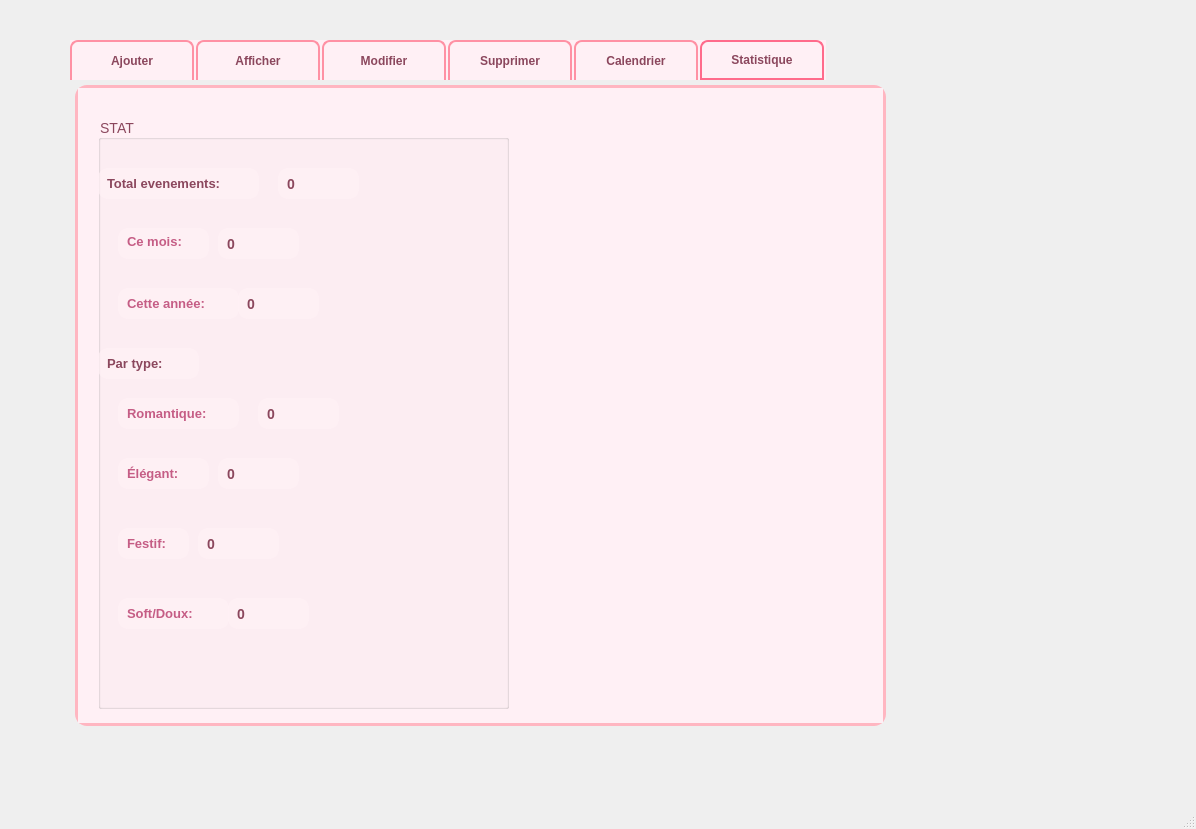
Above: mainwindow.ui from hajerbentemessek792-tech/summerconnect before the change. Below: the same form after it.
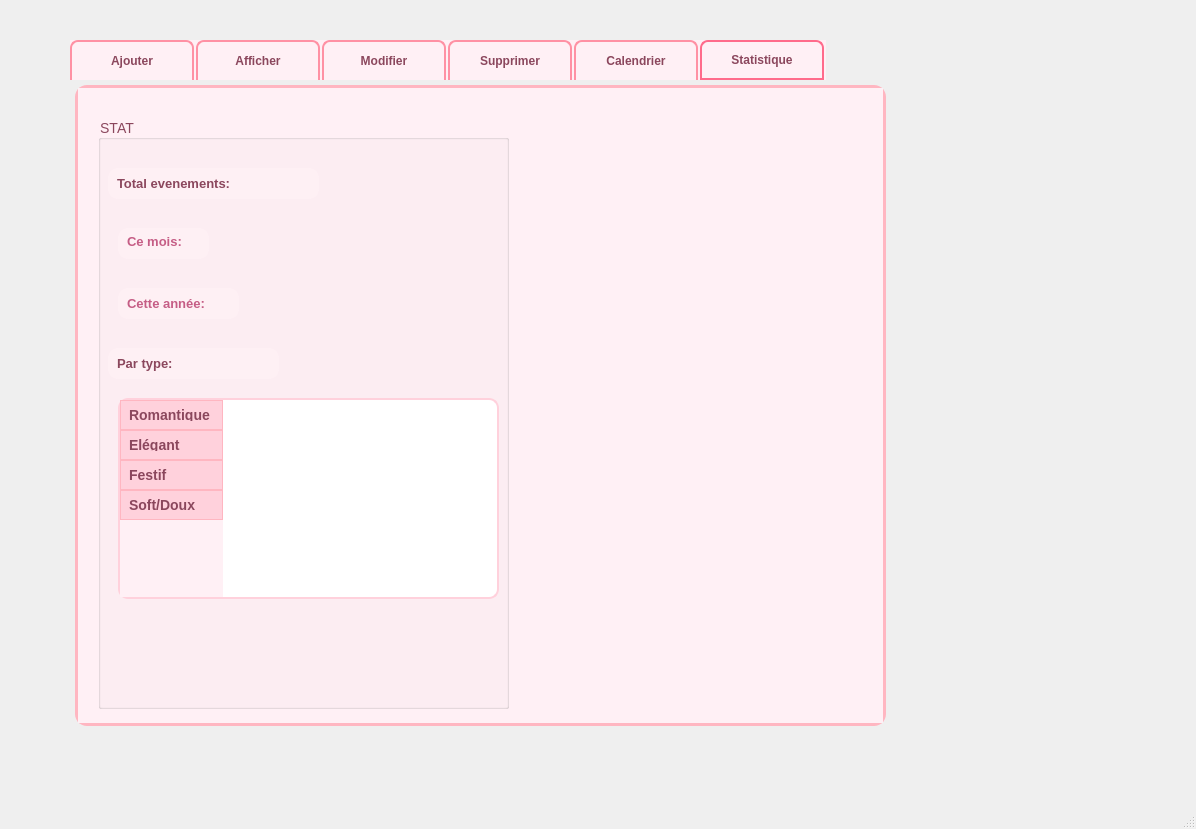
That is the form after the change. Icons and pictures are not drawn.

```diff
--- a/mainwindow.ui
+++ b/mainwindow.ui
@@ -1760,9 +1760,9 @@
       <widget class="QLabel" name="labelTotalEventsTitle">
        <property name="geometry">
         <rect>
-         <x>0</x>
+         <x>10</x>
          <y>50</y>
-         <width>161</width>
+         <width>211</width>
          <height>31</height>
         </rect>
        </property>
@@ -1799,9 +1799,9 @@
       <widget class="QLabel" name="labeltype">
        <property name="geometry">
         <rect>
-         <x>0</x>
+         <x>10</x>
          <y>230</y>
-         <width>101</width>
+         <width>171</width>
          <height>31</height>
         </rect>
        </property>
@@ -1809,155 +1809,42 @@
         <string>&lt;html&gt;&lt;head/&gt;&lt;body&gt;&lt;p&gt;&lt;span style=&quot; font-size:10pt;&quot;&gt;Par type:&lt;/span&gt;&lt;/p&gt;&lt;/body&gt;&lt;/html&gt;</string>
        </property>
       </widget>
-      <widget class="QLabel" name="labelromantique">
+      <widget class="QTableWidget" name="tableWidget_types">
        <property name="geometry">
         <rect>
          <x>20</x>
          <y>280</y>
-         <width>121</width>
-         <height>31</height>
+         <width>381</width>
+         <height>201</height>
         </rect>
        </property>
-       <property name="text">
-        <string>&lt;html&gt;&lt;head/&gt;&lt;body&gt;&lt;p&gt;&lt;span style=&quot; font-size:10pt; color:#c55d85;&quot;&gt;Romantique:&lt;/span&gt;&lt;/p&gt;&lt;/body&gt;&lt;/html&gt;</string>
-       </property>
-      </widget>
-      <widget class="QLabel" name="labelelegant">
-       <property name="geometry">
-        <rect>
-         <x>20</x>
-         <y>340</y>
-         <width>91</width>
-         <height>31</height>
-        </rect>
-       </property>
-       <property name="text">
-        <string>&lt;html&gt;&lt;head/&gt;&lt;body&gt;&lt;p&gt;&lt;span style=&quot; font-size:10pt; color:#c55d85;&quot;&gt;Élégant:&lt;/span&gt;&lt;/p&gt;&lt;/body&gt;&lt;/html&gt;</string>
-       </property>
-      </widget>
-      <widget class="QLabel" name="labelfestif">
-       <property name="geometry">
-        <rect>
-         <x>20</x>
-         <y>410</y>
-         <width>71</width>
-         <height>31</height>
-        </rect>
-       </property>
-       <property name="text">
-        <string>&lt;html&gt;&lt;head/&gt;&lt;body&gt;&lt;p&gt;&lt;span style=&quot; font-size:10pt; color:#c55d85;&quot;&gt;Festif:&lt;/span&gt;&lt;/p&gt;&lt;/body&gt;&lt;/html&gt;</string>
-       </property>
-      </widget>
-      <widget class="QLabel" name="labelsoft">
-       <property name="geometry">
-        <rect>
-         <x>20</x>
-         <y>480</y>
-         <width>111</width>
-         <height>31</height>
-        </rect>
-       </property>
-       <property name="text">
-        <string>&lt;html&gt;&lt;head/&gt;&lt;body&gt;&lt;p&gt;&lt;span style=&quot; font-size:10pt; color:#c55d85;&quot;&gt;Soft/Doux:&lt;/span&gt;&lt;/p&gt;&lt;/body&gt;&lt;/html&gt;</string>
-       </property>
-      </widget>
-      <widget class="QLabel" name="labeltot">
-       <property name="geometry">
-        <rect>
-         <x>180</x>
-         <y>50</y>
-         <width>81</width>
-         <height>31</height>
-        </rect>
-       </property>
-       <property name="text">
-        <string>0</string>
-       </property>
-      </widget>
-      <widget class="QLabel" name="labela">
-       <property name="geometry">
-        <rect>
-         <x>140</x>
-         <y>170</y>
-         <width>81</width>
-         <height>31</height>
-        </rect>
-       </property>
-       <property name="text">
-        <string>0</string>
-       </property>
-      </widget>
-      <widget class="QLabel" name="labelm">
-       <property name="geometry">
-        <rect>
-         <x>120</x>
-         <y>110</y>
-         <width>81</width>
-         <height>31</height>
-        </rect>
-       </property>
-       <property name="text">
-        <string>0</string>
-       </property>
-      </widget>
-      <widget class="QLabel" name="labels">
-       <property name="geometry">
-        <rect>
-         <x>130</x>
-         <y>480</y>
-         <width>81</width>
-         <height>31</height>
-        </rect>
-       </property>
-       <property name="text">
-        <string>0</string>
-       </property>
-      </widget>
-      <widget class="QLabel" name="labelf">
-       <property name="geometry">
-        <rect>
-         <x>100</x>
-         <y>410</y>
-         <width>81</width>
-         <height>31</height>
-        </rect>
-       </property>
-       <property name="text">
-        <string>0</string>
-       </property>
-      </widget>
-      <widget class="QLabel" name="labele">
-       <property name="geometry">
-        <rect>
-         <x>120</x>
-         <y>340</y>
-         <width>81</width>
-         <height>31</height>
-        </rect>
-       </property>
-       <property name="text">
-        <string>0</string>
-       </property>
-      </widget>
-      <widget class="QLabel" name="labelr">
-       <property name="geometry">
-        <rect>
-         <x>160</x>
-         <y>280</y>
-         <width>81</width>
-         <height>31</height>
-        </rect>
-       </property>
-       <property name="text">
-        <string>0</string>
-       </property>
+       <row>
+        <property name="text">
+         <string>Romantique</string>
+        </property>
+       </row>
+       <row>
+        <property name="text">
+         <string>Élégant</string>
+        </property>
+       </row>
+       <row>
+        <property name="text">
+         <string>Festif</string>
+        </property>
+       </row>
+       <row>
+        <property name="text">
+         <string>Soft/Doux</string>
+        </property>
+       </row>
       </widget>
      </widget>
      <widget class="QWidget" name="chartWidget" native="true">
       <property name="geometry">
        <rect>
         <x>450</x>
-        <y>100</y>
+        <y>70</y>
         <width>331</width>
         <height>421</height>
        </rect>
```
Left out of the diff: 8 changed lines with no effect on the pictures.
